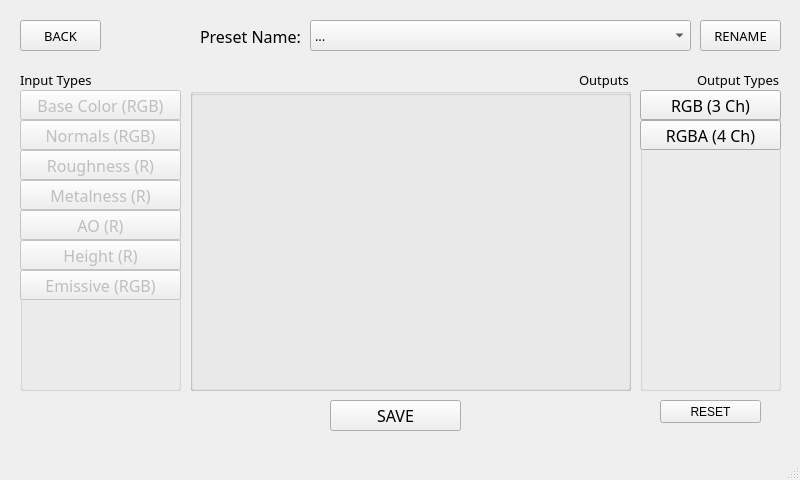
Markgundam/TexturePacker, file PresetMaker.ui: the form before one commit.
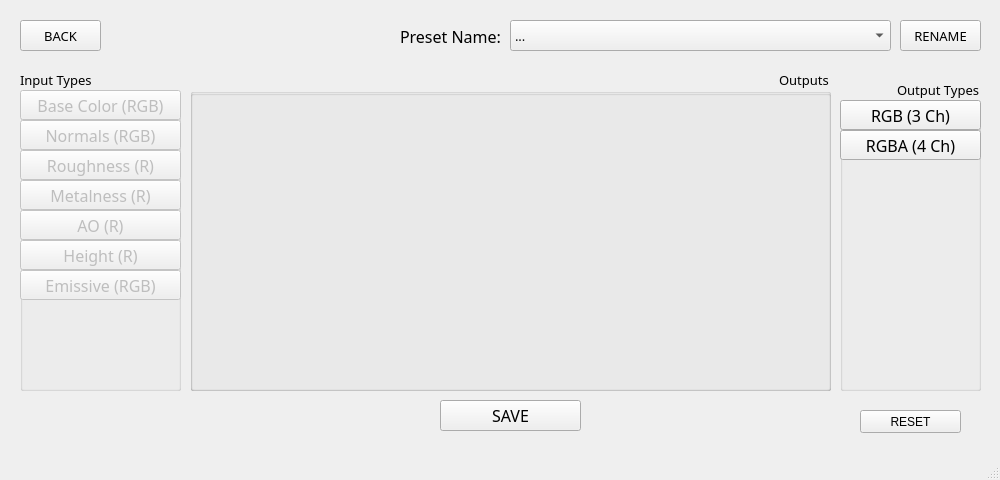
The form after the commit.

Patch:
```diff
--- a/PresetMaker.ui
+++ b/PresetMaker.ui
@@ -6,7 +6,7 @@
    <rect>
     <x>0</x>
     <y>0</y>
-    <width>800</width>
+    <width>1000</width>
     <height>480</height>
    </rect>
   </property>
@@ -210,10 +210,10 @@
    <widget class="QGroupBox" name="groupBox_2">
     <property name="geometry">
      <rect>
-      <x>640</x>
-      <y>70</y>
+      <x>840</x>
+      <y>80</y>
       <width>141</width>
-      <height>321</height>
+      <height>311</height>
      </rect>
     </property>
     <property name="font">
@@ -271,7 +271,7 @@
    <widget class="QLabel" name="label_4">
     <property name="geometry">
      <rect>
-      <x>200</x>
+      <x>400</x>
       <y>20</y>
       <width>111</width>
       <height>32</height>
@@ -290,9 +290,9 @@
    <widget class="QPushButton" name="SavePresetButton">
     <property name="geometry">
      <rect>
-      <x>330</x>
+      <x>440</x>
       <y>400</y>
-      <width>131</width>
+      <width>141</width>
       <height>31</height>
      </rect>
     </property>
@@ -311,7 +311,7 @@
    <widget class="QComboBox" name="NameBox">
     <property name="geometry">
      <rect>
-      <x>310</x>
+      <x>510</x>
       <y>20</y>
       <width>381</width>
       <height>31</height>
@@ -342,7 +342,7 @@
      <rect>
       <x>190</x>
       <y>70</y>
-      <width>441</width>
+      <width>641</width>
       <height>321</height>
      </rect>
     </property>
@@ -364,7 +364,7 @@
       <rect>
        <x>0</x>
        <y>20</y>
-       <width>441</width>
+       <width>641</width>
        <height>301</height>
       </rect>
      </property>
@@ -376,8 +376,8 @@
    <widget class="QPushButton" name="ResetButton">
     <property name="geometry">
      <rect>
-      <x>660</x>
-      <y>400</y>
+      <x>860</x>
+      <y>410</y>
       <width>101</width>
       <height>23</height>
      </rect>
@@ -410,7 +410,7 @@
    <widget class="QPushButton" name="RenameButton">
     <property name="geometry">
      <rect>
-      <x>700</x>
+      <x>900</x>
       <y>20</y>
       <width>81</width>
       <height>31</height>
```
Left out of the diff: 2 changed lines with no effect on the pictures.
